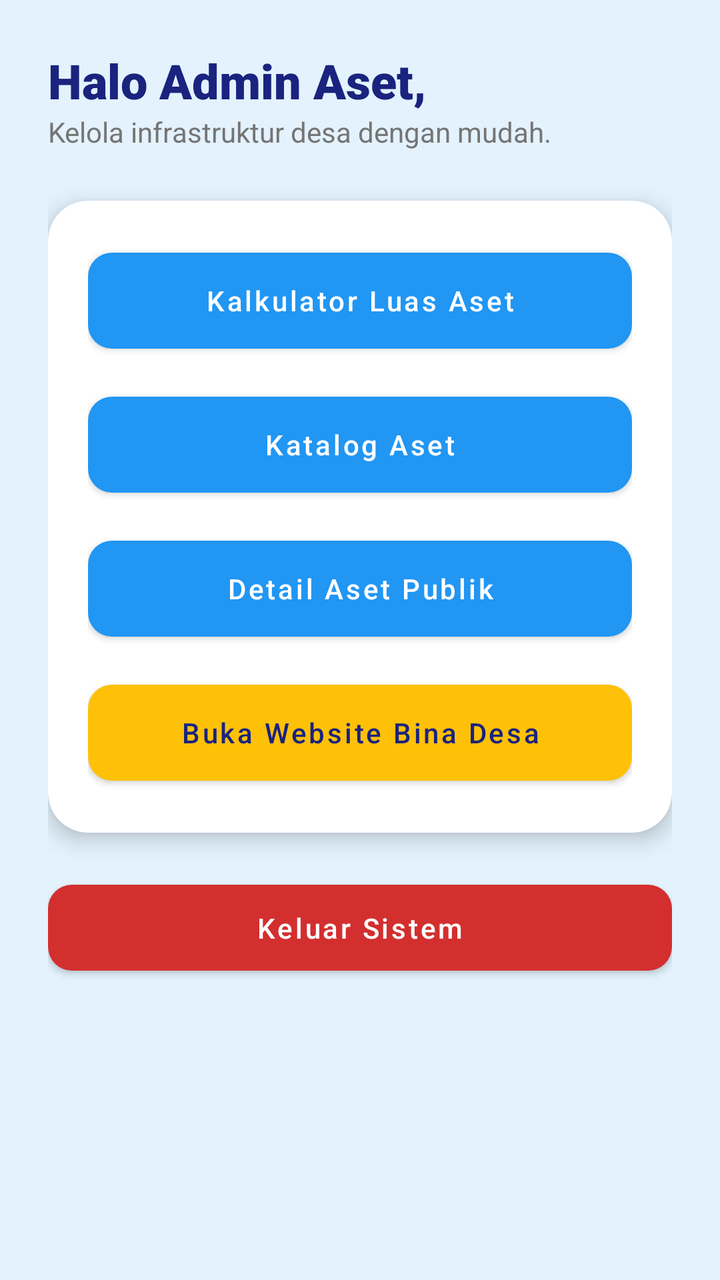
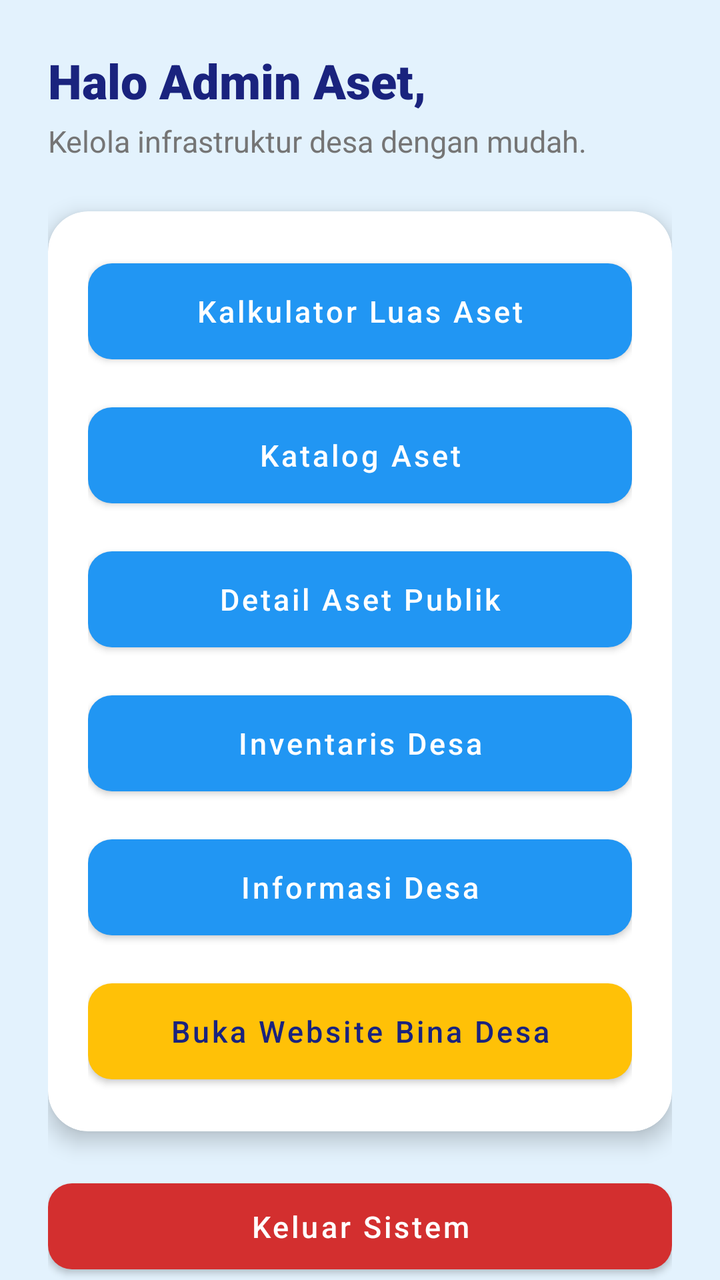

Before-and-after screenshots of an Android layout around one commit, followed by the original layout XML and the change that was made.
<!-- AndroidManifest.xml: application theme Theme.Nabilalmao -->
<!-- res/layout/fragment_home.xml -->
<?xml version="1.0" encoding="utf-8"?>
<RelativeLayout xmlns:android="http://schemas.android.com/apk/res/android"
    xmlns:app="http://schemas.android.com/apk/res-auto"
    android:layout_width="match_parent"
    android:layout_height="match_parent"
    android:background="@color/desa_blue_light">


    <ScrollView
        android:id="@+id/main_content"
        android:layout_width="match_parent"
        android:layout_height="match_parent"
        android:layout_below="@id/toolbar"
        android:layout_above="@id/bottom_navigation"
        android:fillViewport="true">

        <LinearLayout
            android:layout_width="match_parent"
            android:layout_height="wrap_content"
            android:orientation="vertical"
            android:padding="24dp">

            <TextView
                android:id="@+id/tvWelcome"
                android:layout_width="wrap_content"
                android:layout_height="wrap_content"
                android:text="Halo Admin Aset,"
                android:textSize="24sp"
                android:fontFamily="sans-serif-black"
                android:textColor="@color/desa_blue_dark" />

            <TextView
                android:layout_width="wrap_content"
                android:layout_height="wrap_content"
                android:text="Kelola infrastruktur desa dengan mudah."
                android:textColor="@color/text_secondary"
                android:layout_marginBottom="25dp" />

            <androidx.cardview.widget.CardView
                android:layout_width="match_parent"
                android:layout_height="wrap_content"
                app:cardCornerRadius="20dp"
                app:cardElevation="6dp">

                <LinearLayout
                    android:layout_width="match_parent"
                    android:layout_height="wrap_content"
                    android:orientation="vertical"
                    android:padding="20dp">

                    <com.google.android.material.button.MaterialButton
                        android:id="@+id/btn1"
                        android:layout_width="match_parent"
                        android:layout_height="60dp"
                        android:text="Kalkulator Luas Aset"
                        app:backgroundTint="@color/desa_blue_primary"
                        app:cornerRadius="12dp"
                        android:textAllCaps="false"
                        android:layout_marginBottom="12dp" />

                    <com.google.android.material.button.MaterialButton
                        android:id="@+id/btn2"
                        android:layout_width="match_parent"
                        android:layout_height="60dp"
                        android:text="Katalog Aset"
                        app:backgroundTint="@color/desa_blue_primary"
                        app:cornerRadius="12dp"
                        android:textAllCaps="false"
                        android:layout_marginBottom="12dp" />

                    <com.google.android.material.button.MaterialButton
                        android:id="@+id/btnWelcome"
                        android:layout_width="match_parent"
                        android:layout_height="60dp"
                        android:text="Detail Aset Publik"
                        app:backgroundTint="@color/desa_blue_primary"
                        app:cornerRadius="12dp"
                        android:textAllCaps="false"
                        android:layout_marginBottom="12dp" />

                    <com.google.android.material.button.MaterialButton
                        android:id="@+id/btn3"
                        android:layout_width="match_parent"
                        android:layout_height="60dp"
                        android:text="Buka Website Bina Desa"
                        app:backgroundTint="@color/desa_accent"
                        app:cornerRadius="12dp"
                        android:textAllCaps="false"
                        android:textColor="@color/desa_blue_dark" />

                </LinearLayout>
            </androidx.cardview.widget.CardView>

            <com.google.android.material.button.MaterialButton
                android:id="@+id/btnLogout"
                android:layout_width="match_parent"
                android:layout_height="55dp"
                android:layout_marginTop="20dp"
                android:text="Keluar Sistem"
                app:backgroundTint="#D32F2F"
                app:cornerRadius="12dp"
                android:textAllCaps="false" />

        </LinearLayout>
    </ScrollView>

</RelativeLayout>
<!-- resources referenced by this layout -->
<resources>
  <color name="desa_accent">#FFC107</color>
  <color name="desa_blue_dark">#1A237E</color>
  <color name="desa_blue_light">#E3F2FD</color>
  <color name="desa_blue_primary">#2196F3</color>
  <color name="text_secondary">#757575</color>
  <style name="Theme.Nabilalmao" parent="Theme.MaterialComponents.DayNight.NoActionBar">
          <item name="colorPrimary">#7C3AED</item>
          <item name="colorPrimaryVariant">#4C1D95</item>
          <item name="colorOnPrimary">#FFFFFF</item>
          <item name="colorSecondary">#A855F7</item>
          <item name="colorOnSecondary">#FFFFFF</item>
      </style>
</resources>

<!-- the commit's change to res/layout/fragment_home.xml (unified diff, before → after) -->
@@ -5,14 +5,12 @@
     android:layout_height="match_parent"
     android:background="@color/desa_blue_light">
 
-
     <ScrollView
         android:id="@+id/main_content"
         android:layout_width="match_parent"
         android:layout_height="match_parent"
-        android:layout_below="@id/toolbar"
-        android:layout_above="@id/bottom_navigation"
-        android:fillViewport="true">
+        android:fillViewport="true"
+        android:scrollbars="none">
 
         <LinearLayout
             android:layout_width="match_parent"
@@ -20,21 +18,27 @@
             android:orientation="vertical"
             android:padding="24dp">
 
+            
+
             <TextView
                 android:id="@+id/tvWelcome"
                 android:layout_width="wrap_content"
                 android:layout_height="wrap_content"
+                android:fontFamily="sans-serif-black"
                 android:text="Halo Admin Aset,"
-                android:textSize="24sp"
-                android:fontFamily="sans-serif-black"
-                android:textColor="@color/desa_blue_dark" />
+                android:textColor="@color/desa_blue_dark"
+                android:textSize="24sp" />
 
             <TextView
                 android:layout_width="wrap_content"
                 android:layout_height="wrap_content"
+                android:layout_marginTop="4dp"
+                android:layout_marginBottom="25dp"
                 android:text="Kelola infrastruktur desa dengan mudah."
                 android:textColor="@color/text_secondary"
-                android:layout_marginBottom="25dp" />
+                android:textSize="15sp" />
+
+            
 
             <androidx.cardview.widget.CardView
                 android:layout_width="match_parent"
@@ -52,44 +56,73 @@
                         android:id="@+id/btn1"
                         android:layout_width="match_parent"
                         android:layout_height="60dp"
+                        android:layout_marginBottom="12dp"
                         android:text="Kalkulator Luas Aset"
+                        android:textAllCaps="false"
+                        android:textSize="15sp"
                         app:backgroundTint="@color/desa_blue_primary"
-                        app:cornerRadius="12dp"
-                        android:textAllCaps="false"
-                        android:layout_marginBottom="12dp" />
+                        app:cornerRadius="12dp" />
 
                     <com.google.android.material.button.MaterialButton
                         android:id="@+id/btn2"
                         android:layout_width="match_parent"
                         android:layout_height="60dp"
+                        android:layout_marginBottom="12dp"
                         android:text="Katalog Aset"
+                        android:textAllCaps="false"
+                        android:textSize="15sp"
                         app:backgroundTint="@color/desa_blue_primary"
-                        app:cornerRadius="12dp"
-                        android:textAllCaps="false"
-                        android:layout_marginBottom="12dp" />
+                        app:cornerRadius="12dp" />
 
                     <com.google.android.material.button.MaterialButton
                         android:id="@+id/btnWelcome"
                         android:layout_width="match_parent"
                         android:layout_height="60dp"
+                        android:layout_marginBottom="12dp"
                         android:text="Detail Aset Publik"
+                        android:textAllCaps="false"
+                        android:textSize="15sp"
                         app:backgroundTint="@color/desa_blue_primary"
-                        app:cornerRadius="12dp"
+                        app:cornerRadius="12dp" />
+
+                    <com.google.android.material.button.MaterialButton
+                        android:id="@+id/btnInventaris"
+                        android:layout_width="match_parent"
+                        android:layout_height="60dp"
+                        android:layout_marginBottom="12dp"
+                        android:text="Inventaris Desa"
                         android:textAllCaps="false"
-                        android:layout_marginBottom="12dp" />
+                        android:textSize="15sp"
+                        app:backgroundTint="@color/desa_blue_primary"
+                        app:cornerRadius="12dp" />
+
+                    <com.google.android.material.button.MaterialButton
+                        android:id="@+id/btnInfoDesa"
+                        android:layout_width="match_parent"
+                        android:layout_height="60dp"
+                        android:layout_marginBottom="12dp"
+                        android:text="Informasi Desa"
+                        android:textAllCaps="false"
+                        android:textSize="15sp"
+                        app:backgroundTint="@color/desa_blue_primary"
+                        app:cornerRadius="12dp"/>
 
                     <com.google.android.material.button.MaterialButton
                         android:id="@+id/btn3"
                         android:layout_width="match_parent"
                         android:layout_height="60dp"
                         android:text="Buka Website Bina Desa"
+                        android:textAllCaps="false"
+                        android:textColor="@color/desa_blue_dark"
+                        android:textSize="15sp"
                         app:backgroundTint="@color/desa_accent"
-                        app:cornerRadius="12dp"
-                        android:textAllCaps="false"
-                        android:textColor="@color/desa_blue_dark" />
+                        app:cornerRadius="12dp" />
 
                 </LinearLayout>
+
             </androidx.cardview.widget.CardView>
+
+            
 
             <com.google.android.material.button.MaterialButton
                 android:id="@+id/btnLogout"
@@ -97,11 +130,13 @@
                 android:layout_height="55dp"
                 android:layout_marginTop="20dp"
                 android:text="Keluar Sistem"
+                android:textAllCaps="false"
+                android:textSize="15sp"
                 app:backgroundTint="#D32F2F"
-                app:cornerRadius="12dp"
-                android:textAllCaps="false" />
+                app:cornerRadius="12dp" />
 
         </LinearLayout>
+
     </ScrollView>
 
 </RelativeLayout>
